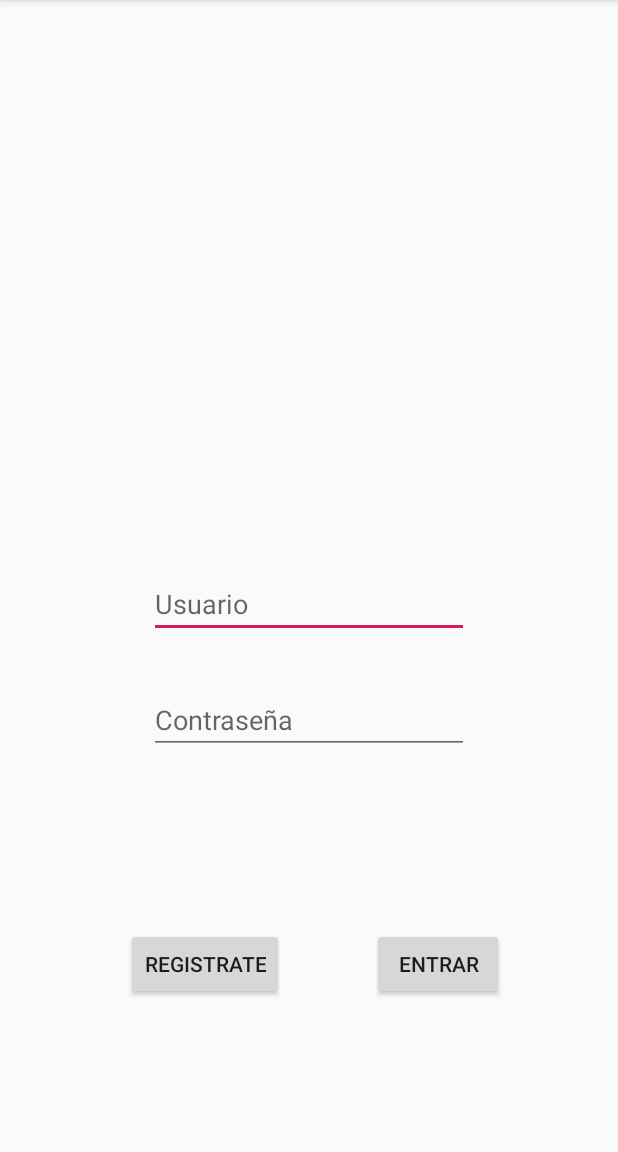
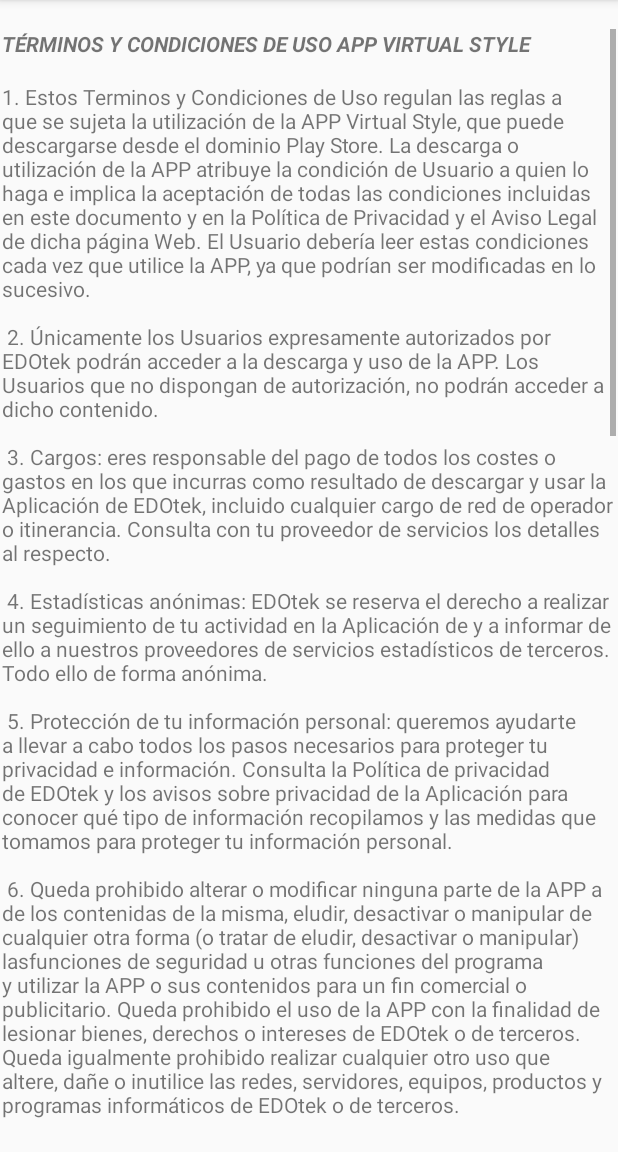
Before and after one commit to Chac092/VirtualStyles, an Android app: the Activity_Terminos screen opened directly, with no data from a screen before it, on a phone screen of 412 x 824 dp, the part 84-1236 px from its top. Run offline under Robolectric (Android 15) with nearby library versions, the phone set to English and light mode, and no system bars.

Commit message:
DBHelper

```diff
--- a/app/src/main/java/com/example/ropaapp/Activity_Terminos.java
+++ b/app/src/main/java/com/example/ropaapp/Activity_Terminos.java
@@ -1,13 +1,72 @@
 package com.example.ropaapp;
+
 import androidx.appcompat.app.AppCompatActivity;
 
+import android.content.ContentValues;
+import android.content.Intent;
+import android.database.sqlite.SQLiteDatabase;
 import android.os.Bundle;
+import android.view.View;
+import android.widget.Button;
+import android.widget.EditText;
 
 public class Activity_Terminos extends AppCompatActivity {
+
+    Button botonRechazarTerminos;
+    Button botonAceptarTerminos;
+    DBHelper dbHelper;
+    SQLiteDatabase db;
+
 
     @Override
     protected void onCreate(Bundle savedInstanceState) {
         super.onCreate(savedInstanceState);
-        setContentView(R.layout.activity_main);
+        setContentView(R.layout.activity__terminos);
+
+        Intent i = getIntent();
+        final String sUsuario = i.getStringExtra("sUsuario");
+        final String sContrasenya = i.getStringExtra("sContrasenya");
+        final int iNumeroTarjeta = i.getIntExtra("iNumeroTarjeta", 0);
+        final String sFechaCaducidad = i.getStringExtra("sFechaCaducidad");
+        final int iCodigoSeguridad = i.getIntExtra("iCodigoSeguridad", 0);
+
+        botonRechazarTerminos = findViewById(R.id.botonRechazarTerminos);
+        botonAceptarTerminos = findViewById(R.id.botonAceptarTerminos);
+        dbHelper = new DBHelper(getBaseContext());
+        db = dbHelper.getWritableDatabase();
+
+        botonRechazarTerminos.setOnClickListener(new View.OnClickListener() {
+            @Override
+            public void onClick(View v) {
+                Intent intent = new Intent (v.getContext(), MainActivity.class);
+                startActivity(intent);
+            }
+        });
+
+
+    botonAceptarTerminos.setOnClickListener(new View.OnClickListener() {
+        @Override
+        public void onClick(View v) {
+
+        ContentValues valoresUsuario = new ContentValues();
+        valoresUsuario.put(DBHelper.entidadUsuario._ID, sUsuario);
+        valoresUsuario.put(DBHelper.entidadUsuario.COLUMN_NAME_CONTRASENYA, sContrasenya);
+        valoresUsuario.put(DBHelper.entidadUsuario.COLUMN_NAME_PERFIL, sUsuario);
+        long idUsuario = db.insert(DBHelper.entidadUsuario.TABLE_NAME, null, valoresUsuario);
+
+        ContentValues valoresTarjeta = new ContentValues();
+        valoresTarjeta.put(DBHelper.entidadTarjeta._ID, iNumeroTarjeta);
+        valoresTarjeta.put(DBHelper.entidadTarjeta.COLUMN_NAME_CADUCIDAD, sFechaCaducidad);
+        valoresTarjeta.put(DBHelper.entidadTarjeta.COLUMN_NAME_CODIGO_SEGURIDAD, iCodigoSeguridad);
+        valoresTarjeta.put(DBHelper.entidadTarjeta.COLUMN_NAME_IDUSUARIO, idUsuario);
+
+
+
+            Intent intent = new Intent (v.getContext(), Activity_Registro.class);
+            startActivity(intent);
+        }
+    });
+
+
     }
 }
--- a/app/src/main/java/com/example/ropaapp/DBHelper.java
+++ b/app/src/main/java/com/example/ropaapp/DBHelper.java
@@ -6,7 +6,7 @@ import android.database.sqlite.SQLiteOpenHelper;
 import android.provider.BaseColumns;
 
 public class DBHelper extends SQLiteOpenHelper {
-    public static final int DATABASE_VERSION = 2;
+    public static final int DATABASE_VERSION = 3;
     public static final String DATABASE_NAME = "XopAppDB.db";
 
 
@@ -16,6 +16,14 @@ public class DBHelper extends SQLiteOpenHelper {
 
         public static final String COLUMN_NAME_PERFIL = "Perfil";
         public static final String COLUMN_NAME_CONTRASENYA = "Contraseña";
+    }
+
+    public static class entidadTarjeta implements BaseColumns {
+        public static final String TABLE_NAME = "tarjeta";
+        //public static final String COLUMN_NAME_NUMERO_TARJETA = "numeroTarjeta";
+        public static final String COLUMN_NAME_CADUCIDAD = "Caducidad";
+        public static final String COLUMN_NAME_CODIGO_SEGURIDAD = "codigoSeguridad";
+        public static final String COLUMN_NAME_IDUSUARIO = "idUsuario";
     }
 
     public static class entidadPrenda implements BaseColumns {
@@ -47,6 +55,16 @@ public class DBHelper extends SQLiteOpenHelper {
     private static final String SQL_DELETE_TABLE_USUARIO =
             "DROP TABLE IF EXISTS " + entidadUsuario.TABLE_NAME;
 
+    private static final String SQL_CREATE_TABLE_TARJETA =
+            "CREATE TABLE " + entidadTarjeta.TABLE_NAME + " (" +
+                    entidadTarjeta._ID + " INTEGER PRIMARY KEY," +
+                    entidadTarjeta.COLUMN_NAME_CADUCIDAD + " TEXT," +
+                    entidadTarjeta.COLUMN_NAME_CODIGO_SEGURIDAD + " TEXT," +
+                    entidadTarjeta.COLUMN_NAME_IDUSUARIO + " INTEGER," +
+                    "FOREIGN KEY('" + entidadTarjeta.COLUMN_NAME_IDUSUARIO + "') REFERENCES '" + entidadUsuario.TABLE_NAME + "'('" + entidadUsuario._ID + "'))";
+
+    private static final String SQL_DELETE_TABLE_TARJETA =
+            "DROP TABLE IF EXISTS " + entidadTarjeta.TABLE_NAME;
 
     private static final String SQL_CREATE_TABLE_PRENDA =
             "CREATE TABLE " + entidadPrenda.TABLE_NAME + " (" +
@@ -90,6 +108,7 @@ public class DBHelper extends SQLiteOpenHelper {
     @Override
     public void onCreate (SQLiteDatabase db){
         db.execSQL(SQL_CREATE_TABLE_USUARIO);
+        db.execSQL(SQL_CREATE_TABLE_TARJETA);
         db.execSQL(SQL_CREATE_TABLE_PRENDA);
         db.execSQL(SQL_CREATE_TABLE_CONJUNTO);
     }
@@ -97,6 +116,7 @@ public class DBHelper extends SQLiteOpenHelper {
     public void onUpgrade (SQLiteDatabase db,int oldVersion, int newVersion){
         db.execSQL(SQL_DELETE_TABLE_CONJUNTO);
         db.execSQL(SQL_DELETE_TABLE_PRENDA);
+        db.execSQL(SQL_DELETE_TABLE_TARJETA);
         db.execSQL(SQL_DELETE_TABLE_USUARIO);
         onCreate(db);
     }
--- /dev/null
+++ b/app/src/main/res/layout/activity__terminos.xml
@@ -0,0 +1,57 @@
+<?xml version="1.0" encoding="utf-8"?>
+<androidx.constraintlayout.widget.ConstraintLayout xmlns:android="http://schemas.android.com/apk/res/android"
+    xmlns:app="http://schemas.android.com/apk/res-auto"
+    xmlns:tools="http://schemas.android.com/tools"
+    android:layout_width="match_parent"
+    android:layout_height="match_parent"
+    tools:context=".Activity_Terminos">
+
+    <ScrollView
+        android:layout_width="409dp"
+        android:layout_height="729dp"
+        app:layout_constraintBottom_toBottomOf="parent"
+        app:layout_constraintEnd_toEndOf="parent"
+        app:layout_constraintStart_toStartOf="parent"
+        app:layout_constraintTop_toTopOf="parent">
+
+        <LinearLayout
+            android:layout_width="match_parent"
+            android:layout_height="wrap_content"
+            android:orientation="vertical" >
+
+            <TextView
+                android:id="@+id/tituloTerminos"
+                android:layout_width="match_parent"
+                android:layout_height="wrap_content"
+                android:text="@string/app_titulo"
+                android:textStyle="bold|italic"
+                />
+
+            <TextView
+                android:id="@+id/textoTerminos"
+                android:layout_width="match_parent"
+                android:layout_height="wrap_content"
+                android:text="@string/app_texto" />
+
+            <Button
+                android:id="@+id/botonRechazarTerminos"
+                android:layout_width="wrap_content"
+                android:layout_height="wrap_content"
+                android:layout_marginTop="10dp"
+                android:layout_marginEnd="10dp"
+                android:text="@string/cancelo"
+                app:layout_constraintEnd_toEndOf="parent"
+                app:layout_constraintTop_toBottomOf="@+id/registroContrasenya" />
+
+            <Button
+                android:id="@+id/botonAceptarTerminos"
+                android:layout_width="wrap_content"
+                android:layout_height="wrap_content"
+                android:layout_marginTop="10dp"
+                android:layout_marginEnd="10dp"
+                android:text="@string/acepto"
+                app:layout_constraintEnd_toEndOf="parent"
+                app:layout_constraintTop_toBottomOf="@+id/registroContrasenya" />
+        </LinearLayout>
+    </ScrollView>
+</androidx.constraintlayout.widget.ConstraintLayout>
--- a/app/src/main/res/layout/activity_pagar.xml
+++ b/app/src/main/res/layout/activity_pagar.xml
@@ -16,7 +16,8 @@
         android:autofillHints=""
         android:ems="10"
         android:hint="@string/NumTarjetaHint"
-        android:inputType="textPersonName"
+        android:inputType="number"
+        android:maxLength="16"
         android:textColor="#F3F1F1"
         android:textColorHint="#BEFFFFFF"
         app:layout_constraintStart_toStartOf="parent"
@@ -48,7 +49,8 @@
         android:autofillHints=""
         android:ems="10"
         android:hint="@string/CodsegHint"
-        android:inputType="textPersonName"
+        android:maxLength="3"
+        android:numeric="integer"
         android:textColor="#FCFCFC"
         android:textColorHint="#BEFFFFFF"
         app:layout_constraintStart_toStartOf="parent"
--- a/app/src/main/res/values/strings.xml
+++ b/app/src/main/res/values/strings.xml
@@ -23,8 +23,8 @@
     <string name="usuarioExiste">El usuario ya existe</string>
 
     <!--En esta pagina hemos escrito el texto que estara en los TextView  y el de los botones del Linear Layout-->
-    <string name="app_titulo">TÉRMINOS Y CONDICIONES DE USO APP</string>
-    <string name="app_texto">\n1. Estos Terminos y Condiciones de Uso regulan las reglas a que se sujeta la utilización de la APP ShopApp, que puede descargarse desde el dominio Play Store. La descarga o utilización de la APP atribuye la condición de Usuario a quien lo haga e implica la aceptación de todas las condiciones incluidas en este documento y en la Política de Privacidad y el Aviso Legal de dicha página Web. El Usuario debería leer estas condiciones cada vez que utilice la APP, ya que podrían ser modificadas en lo sucesivo. \n
+    <string name="app_titulo">TÉRMINOS Y CONDICIONES DE USO APP VIRTUAL STYLE</string>
+    <string name="app_texto">\n1. Estos Terminos y Condiciones de Uso regulan las reglas a que se sujeta la utilización de la APP Virtual Style, que puede descargarse desde el dominio Play Store. La descarga o utilización de la APP atribuye la condición de Usuario a quien lo haga e implica la aceptación de todas las condiciones incluidas en este documento y en la Política de Privacidad y el Aviso Legal de dicha página Web. El Usuario debería leer estas condiciones cada vez que utilice la APP, ya que podrían ser modificadas en lo sucesivo. \n
 \n
 2. Únicamente los Usuarios expresamente autorizados por EDOtek podrán acceder a la descarga y uso de la APP. Los Usuarios que no dispongan de autorización, no podrán acceder a dicho contenido.\n
 \n
```
Also changed, not shown: app/src/main/AndroidManifest.xml (+12 -7 lines), app/src/main/java/com/example/ropaapp/Activity_Pagar.java (+4 -4 lines), app/src/main/java/com/example/ropaapp/Activity_Registro.java (+0 -8 lines), app/src/main/res/layout/activity_terminos.xml (deleted, +0 -55 lines).
